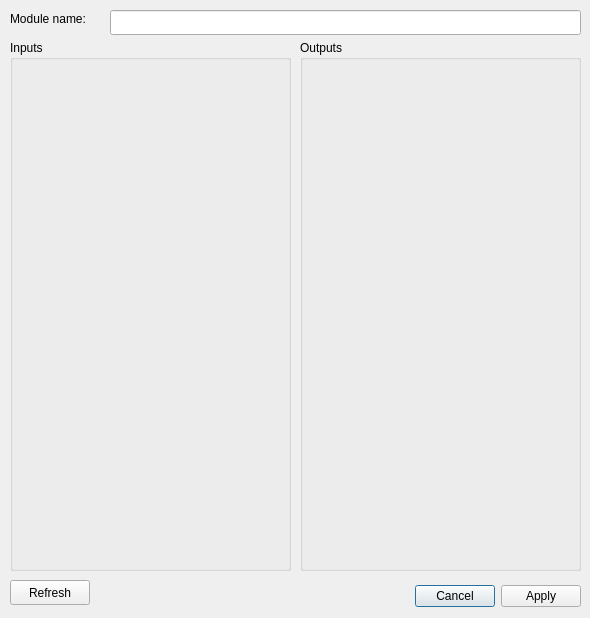
kmzbrnoI/mtb-config-tool, file ui/modules/mtbuniconfig.ui: the form before one commit.
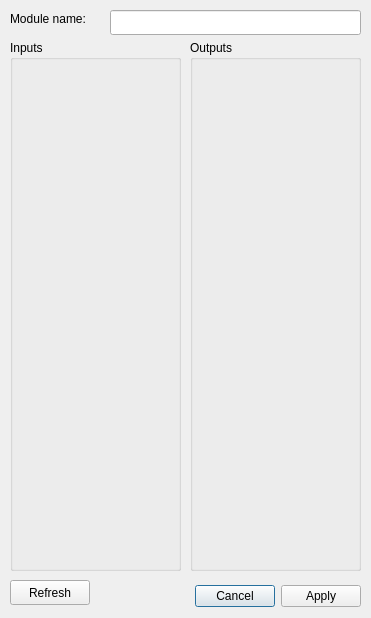
The form after the commit.

Commit message: Use space in MTB-UNI config window more efficiently.

```diff
--- a/ui/modules/mtbuniconfig.ui
+++ b/ui/modules/mtbuniconfig.ui
@@ -6,7 +6,7 @@
    <rect>
     <x>0</x>
     <y>0</y>
-    <width>590</width>
+    <width>371</width>
     <height>618</height>
    </rect>
   </property>
@@ -16,7 +16,7 @@
   <widget class="QDialogButtonBox" name="bb_main">
    <property name="geometry">
     <rect>
-     <x>380</x>
+     <x>160</x>
      <y>580</y>
      <width>201</width>
      <height>32</height>
@@ -47,7 +47,7 @@
     <rect>
      <x>110</x>
      <y>10</y>
-     <width>471</width>
+     <width>251</width>
      <height>25</height>
     </rect>
    </property>
@@ -60,7 +60,7 @@
     <rect>
      <x>10</x>
      <y>40</y>
-     <width>281</width>
+     <width>171</width>
      <height>531</height>
     </rect>
    </property>
@@ -78,7 +78,7 @@
      <rect>
       <x>10</x>
       <y>30</y>
-      <width>261</width>
+      <width>151</width>
       <height>491</height>
      </rect>
     </property>
@@ -88,9 +88,9 @@
   <widget class="QGroupBox" name="gb_outputs">
    <property name="geometry">
     <rect>
-     <x>300</x>
+     <x>190</x>
      <y>40</y>
-     <width>281</width>
+     <width>171</width>
      <height>531</height>
     </rect>
    </property>
@@ -102,7 +102,7 @@
      <rect>
       <x>10</x>
       <y>30</y>
-      <width>261</width>
+      <width>151</width>
       <height>491</height>
      </rect>
     </property>
```
The commit also changes 3 other files.
